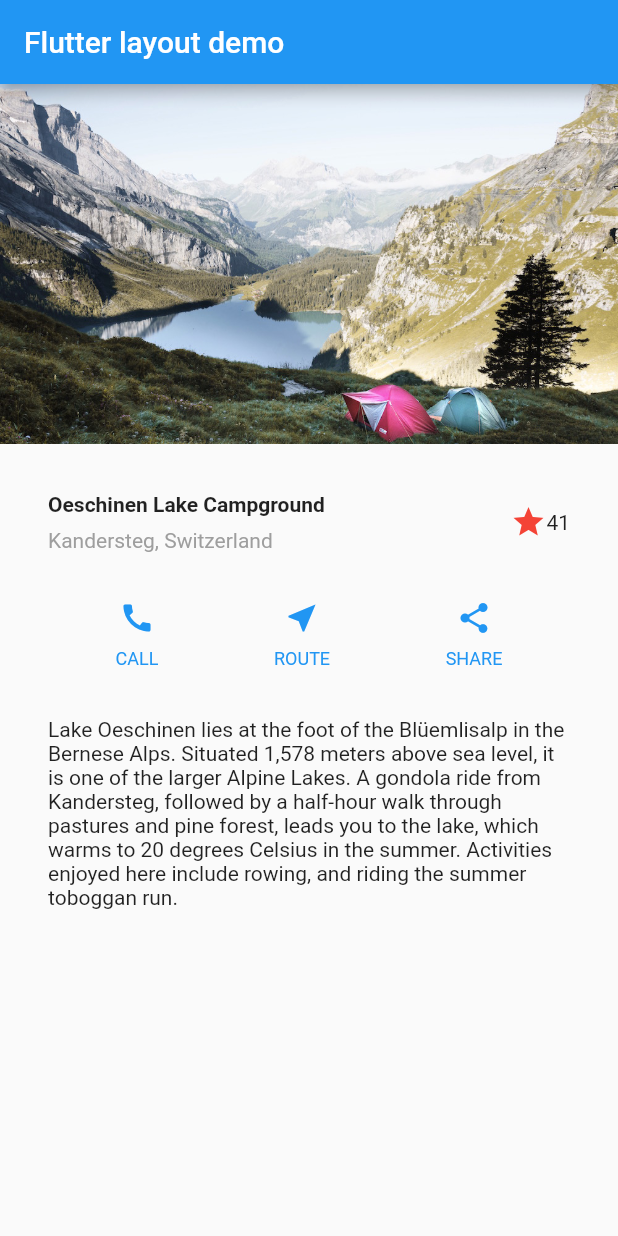
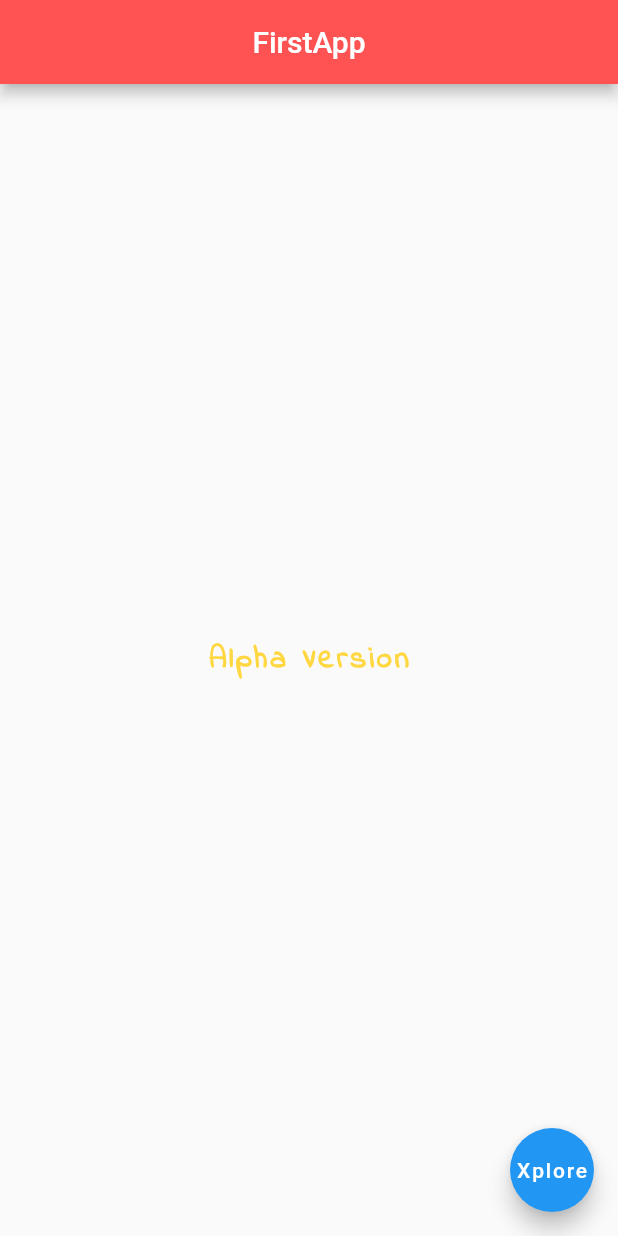
Before and after one commit to helllopratik/flutter, a Flutter app: the screen it shows after launch, on a phone screen of 412 x 824 dp. Run offline on Flutter 3.47's test engine with Material 2 defaults, Android fonts, the phone set to English and light mode, and no system bars.

Commit message:
Font added in flutter project

```diff
--- a/lib/main.dart
+++ b/lib/main.dart
@@ -1,120 +1,28 @@
 import 'package:flutter/material.dart';
-// Uncomment lines 3 and 6 to view the visual layout at runtime.
-// import 'package:flutter/rendering.dart' show debugPaintSizeEnabled;
 
-void main() {
-  // debugPaintSizeEnabled = true;
-  runApp(const MyApp());
-}
-
-class MyApp extends StatelessWidget {
-  const MyApp({super.key});
-
-  @override
-  Widget build(BuildContext context) {
-    Widget titleSection = Container(
-      padding: const EdgeInsets.all(32),
-      child: Row(
-        children: [
-          Expanded(
-            /*1*/
-            child: Column(
-              crossAxisAlignment: CrossAxisAlignment.start,
-              children: [
-                /*2*/
-                Container(
-                  padding: const EdgeInsets.only(bottom: 8),
-                  child: const Text(
-                    'Oeschinen Lake Campground',
-                    style: TextStyle(
-                      fontWeight: FontWeight.bold,
-                    ),
-                  ),
-                ),
-                Text(
-                  'Kandersteg, Switzerland',
-                  style: TextStyle(
-                    color: Colors.grey[500],
-                  ),
-                ),
-              ],
+void main() => runApp(MaterialApp(
+      home: Scaffold(
+        appBar: AppBar(
+          title: Text('FirstApp'),
+          centerTitle: true,
+          backgroundColor: Colors.redAccent,
+        ),
+        body: Center(
+          child: Text(
+            'Alpha Version',
+            style: TextStyle(
+              fontSize: 20.0,
+              fontWeight: FontWeight.bold,
+              letterSpacing: 2,
+              color: Colors.amberAccent,
+              fontFamily: 'IndieFlower',
             ),
           ),
-          /*3*/
-          Icon(
-            Icons.star,
-            color: Colors.red[500],
-          ),
-          const Text('41'),
-        ],
-      ),
-    );
-
-    Color color = Theme.of(context).primaryColor;
-
-    Widget buttonSection = Row(
-      mainAxisAlignment: MainAxisAlignment.spaceEvenly,
-      children: [
-        _buildButtonColumn(color, Icons.call, 'CALL'),
-        _buildButtonColumn(color, Icons.near_me, 'ROUTE'),
-        _buildButtonColumn(color, Icons.share, 'SHARE'),
-      ],
-    );
-
-    Widget textSection = const Padding(
-      padding: EdgeInsets.all(32),
-      child: Text(
-        'Lake Oeschinen lies at the foot of the Blüemlisalp in the Bernese '
-        'Alps. Situated 1,578 meters above sea level, it is one of the '
-        'larger Alpine Lakes. A gondola ride from Kandersteg, followed by a '
-        'half-hour walk through pastures and pine forest, leads you to the '
-        'lake, which warms to 20 degrees Celsius in the summer. Activities '
-        'enjoyed here include rowing, and riding the summer toboggan run.',
-        softWrap: true,
-      ),
-    );
-
-    return MaterialApp(
-      title: 'Flutter layout demo',
-      home: Scaffold(
-        appBar: AppBar(
-          title: const Text('Flutter layout demo'),
+        ), //center
+        floatingActionButton: FloatingActionButton(
+          onPressed: () {},
+          child: Text('Xplore'),
+          backgroundColor: Colors.cyanAccent[600],
         ),
-        body: ListView(
-          children: [
-            Image.asset(
-              'images/lake.jpg',
-              width: 600,
-              height: 240,
-              fit: BoxFit.cover,
-            ),
-            titleSection,
-            buttonSection,
-            textSection,
-          ],
-        ),
-      ),
-    );
-  }
-
-  Column _buildButtonColumn(Color color, IconData icon, String label) {
-    return Column(
-      mainAxisSize: MainAxisSize.min,
-      mainAxisAlignment: MainAxisAlignment.center,
-      children: [
-        Icon(icon, color: color),
-        Container(
-          margin: const EdgeInsets.only(top: 8),
-          child: Text(
-            label,
-            style: TextStyle(
-              fontSize: 12,
-              fontWeight: FontWeight.w400,
-              color: color,
-            ),
-          ),
-        ),
-      ],
-    );
-  }
-}
+      ), //scaffold is used to allow basic layout
+    ));
```
Also changed, not shown: pubspec.yaml (+5 -11 lines), fonts/IndieFlower-Regular.ttf (added).
